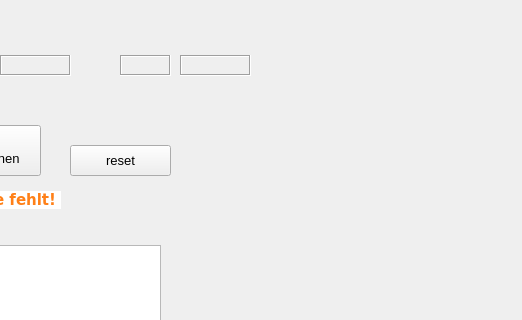
Qt form PizzaCalculator.ui (kretschmer1982/PizzaCalculator) before a commit; both pictures show x 530 to 1052 and y 265 to 585 of the 1052 by 858 pixel window.
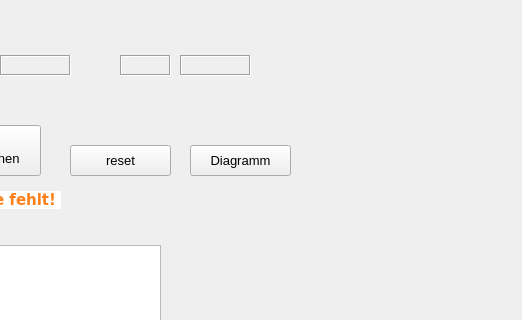
The same form after that commit. Icons and pictures are not drawn. Custom widgets are drawn as their Qt base class.

Commit message: show/hide diagram

```diff
--- a/PizzaCalculator.ui
+++ b/PizzaCalculator.ui
@@ -1051,6 +1051,24 @@
      </brush>
     </property>
    </widget>
+   <widget class="QPushButton" name="diagram_PB">
+    <property name="geometry">
+     <rect>
+      <x>720</x>
+      <y>410</y>
+      <width>101</width>
+      <height>31</height>
+     </rect>
+    </property>
+    <property name="font">
+     <font>
+      <pointsize>10</pointsize>
+     </font>
+    </property>
+    <property name="text">
+     <string>Diagramm</string>
+    </property>
+   </widget>
    <zorder>pizza_round_label</zorder>
    <zorder>pizzaSize_CB_1</zorder>
    <zorder>pizzaPrice_LE_1</zorder>
```
Left out of the diff: 1 changed line with no effect on the pictures. The commit also changes 2 other files.
